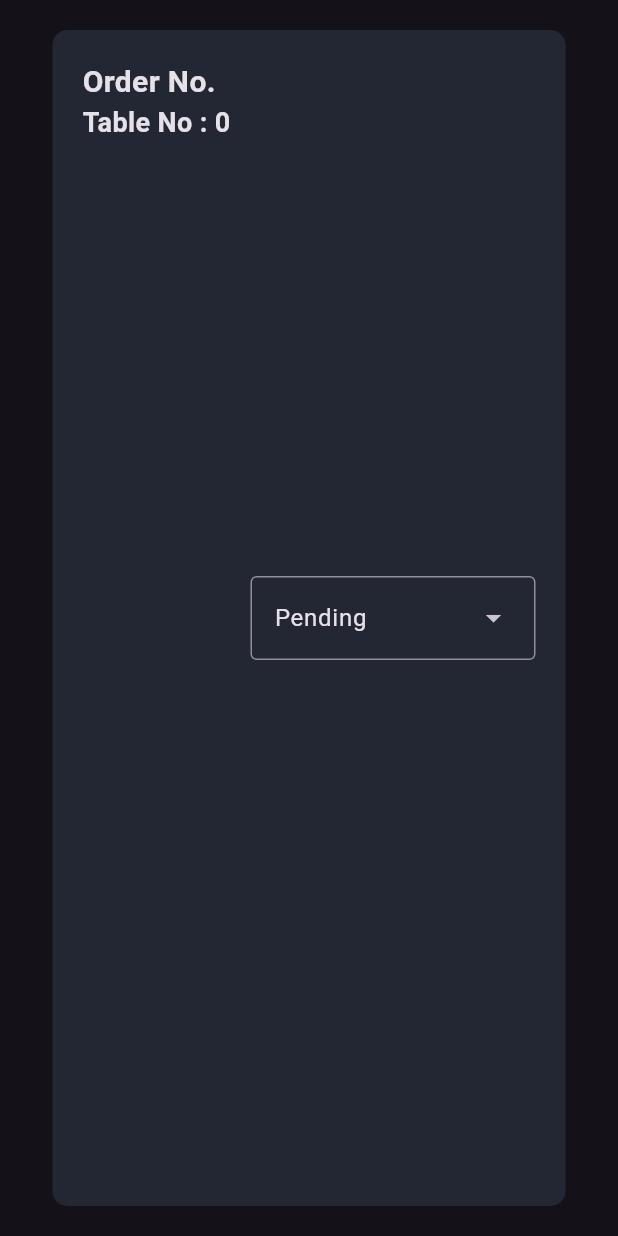
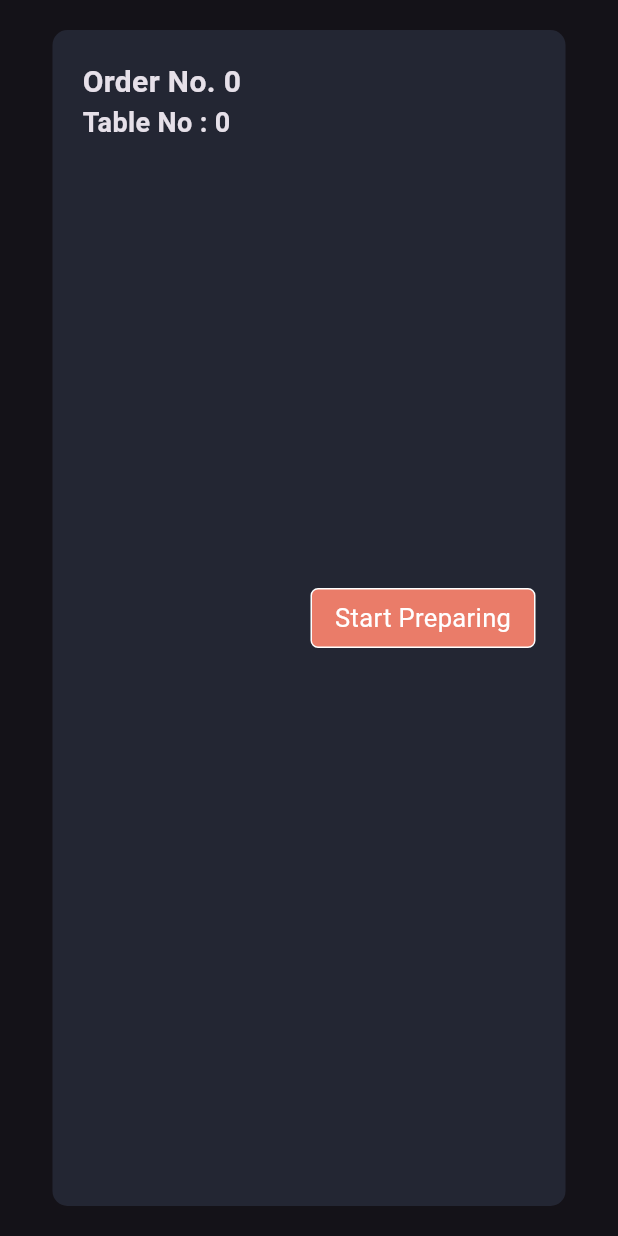
Before and after one commit to Hotel-and-Restaurant-MIS/Order-Manager, a Flutter app: the OrderTile widget shown alone on an empty page, opened directly with empty values, on a phone screen of 412 x 824 dp. Run offline on Flutter 3.47's test engine with Material 3 defaults, Android fonts, the phone set to English and light mode, and no system bars; our stand-ins replace animated_text_kit, cached_network_image, get, loading_animation_widget, shimmer; network calls fail.

Commit message:
create custom button to update status of the order.

```diff
--- a/lib/components/order_tile.dart
+++ b/lib/components/order_tile.dart
@@ -1,11 +1,12 @@
 import 'package:flutter/material.dart';
 import 'package:order_manager/constants/colours.dart';
 import 'package:order_manager/constants/order_status.dart';
+import 'package:order_manager/controllers/data/order_list_data_controller.dart';
 import 'package:order_manager/controllers/view/single_order_screen/order_tile_state_controller.dart';
 import 'package:order_manager/enum/order_status.dart';
 
 class OrderTile extends StatelessWidget {
-  String orderNo;
+  int orderNo;
   OrderStatus orderStatus;
   int tableNo;
   Function() onTap;
@@ -16,9 +17,28 @@ class OrderTile extends StatelessWidget {
       required this.tableNo,
       required this.onTap});
 
-  OrderTileStateController _otsc = OrderTileStateController.instance;
+  OrderListDataController _oldc = OrderListDataController.instance;
   @override
   Widget build(BuildContext context) {
+    String buttonName;
+    String newOrderStatus = '';
+    switch (orderStatus) {
+      case OrderStatus.Pending:
+        buttonName = 'Start Preparing';
+        newOrderStatus = OrderStatus.Preparing.name;
+        break;
+      case OrderStatus.Preparing:
+        buttonName = 'Complete';
+        newOrderStatus = OrderStatus.Completed.name;
+        break;
+      case OrderStatus.Completed:
+        buttonName = 'Paid';
+        newOrderStatus = OrderStatus.Paid.name;
+        break;
+      default:
+        buttonName = '';
+        break;
+    }
     return Padding(
       padding: const EdgeInsets.all(15.0),
       child: OrientationBuilder(builder: (context, orientation) {
@@ -55,20 +75,29 @@ class OrderTile extends StatelessWidget {
                     ),
                   ],
                 ),
-                DropdownMenu(
-                  initialSelection: 'Pending',
-                  width: 190.0,
-                  menuHeight: 150.0,
-                  dropdownMenuEntries: kOrderStatus
-                      .map<DropdownMenuEntry<String>>((String value) {
-                    return DropdownMenuEntry<String>(
-                        value: value, label: value);
-                  }).toList(),
-                  onSelected: (String? selectedValue) {
-                    _otsc.setOrderStatus(selectedValue!);
+                GestureDetector(
+                  onTap: () async {
+                    await _oldc.updateStatus(orderNo, newOrderStatus,orderStatus.name);
                   },
-                  // initialSelection: roomTypeList.first
-                ),
+                  child: Container(
+                    decoration: BoxDecoration(
+                      color: kButtonColour,
+                      border: Border.all(width: 1.0, color: Colors.white),
+                      borderRadius: BorderRadius.circular(5.0),
+                    ),
+                    width: 150.0,
+                    height: 40.0,
+                    child: Center(
+                      child: Text(
+                        buttonName,
+                        style: TextStyle(
+                          fontSize: 17.0,
+                          color: Colors.white,
+                        ),
+                      ),
+                    ),
+                  ),
+                )
               ],
             ),
           ),
```
